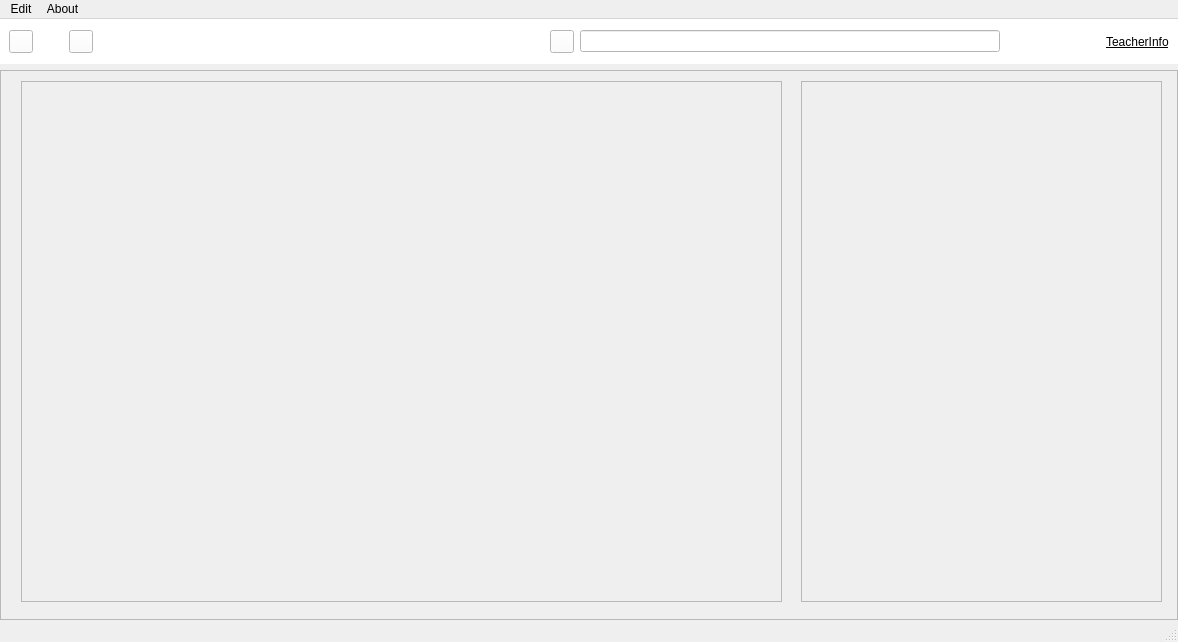
First picture: the form in resources/UI_resources/basicStructure_mainWindow.ui, repository doddodod/GRP17, before the edit.
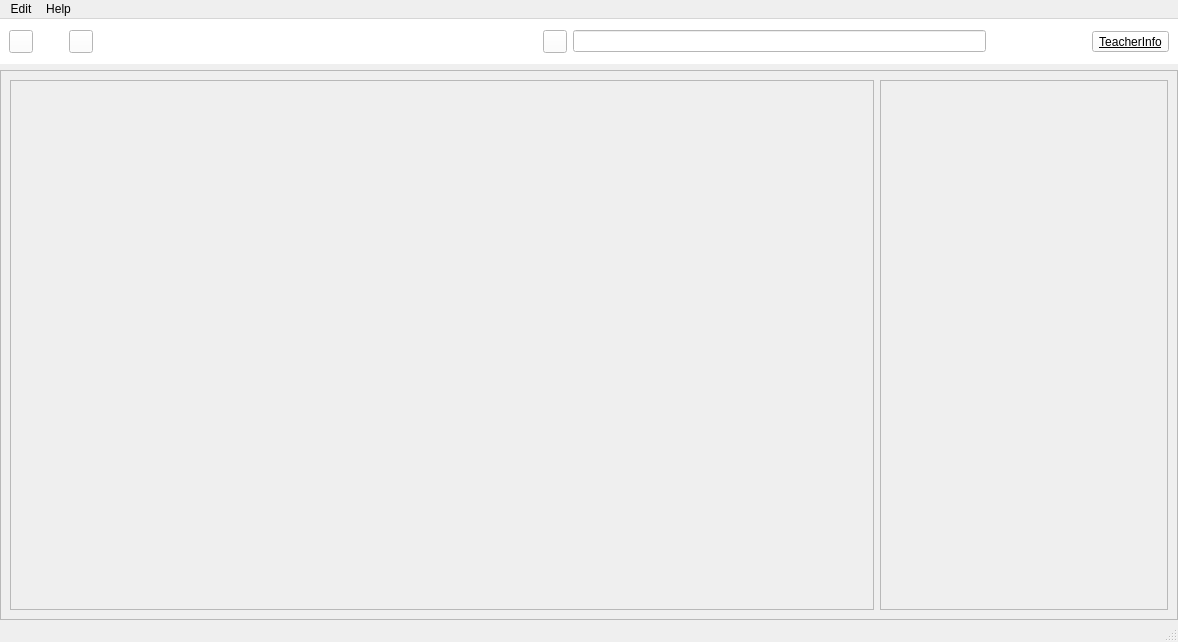
Second picture: the form after the edit. Icons and pictures are not drawn.

```diff
--- a/resources/UI_resources/basicStructure_mainWindow.ui
+++ b/resources/UI_resources/basicStructure_mainWindow.ui
@@ -27,6 +27,57 @@
     <property name="bottomMargin">
      <number>0</number>
     </property>
+    <item row="1" column="0">
+     <widget class="QScrollArea" name="scrollArea">
+      <property name="widgetResizable">
+       <bool>true</bool>
+      </property>
+      <widget class="QWidget" name="scrollAreaWidgetContents">
+       <property name="geometry">
+        <rect>
+         <x>0</x>
+         <y>0</y>
+         <width>1176</width>
+         <height>534</height>
+        </rect>
+       </property>
+       <layout class="QGridLayout" name="gridLayout_3">
+        <item row="0" column="0">
+         <widget class="QFrame" name="frame1">
+          <property name="sizePolicy">
+           <sizepolicy hsizetype="Preferred" vsizetype="Preferred">
+            <horstretch>3</horstretch>
+            <verstretch>0</verstretch>
+           </sizepolicy>
+          </property>
+          <property name="frameShape">
+           <enum>QFrame::StyledPanel</enum>
+          </property>
+          <property name="frameShadow">
+           <enum>QFrame::Raised</enum>
+          </property>
+         </widget>
+        </item>
+        <item row="0" column="1">
+         <widget class="QFrame" name="frame_2">
+          <property name="sizePolicy">
+           <sizepolicy hsizetype="Preferred" vsizetype="Preferred">
+            <horstretch>1</horstretch>
+            <verstretch>0</verstretch>
+           </sizepolicy>
+          </property>
+          <property name="frameShape">
+           <enum>QFrame::StyledPanel</enum>
+          </property>
+          <property name="frameShadow">
+           <enum>QFrame::Raised</enum>
+          </property>
+         </widget>
+        </item>
+       </layout>
+      </widget>
+     </widget>
+    </item>
     <item row="0" column="0">
      <widget class="QWidget" name="widget" native="true">
       <property name="sizePolicy">
@@ -45,17 +96,21 @@
        <property name="bottomMargin">
         <number>11</number>
        </property>
-       <item row="0" column="6">
-        <widget class="QLabel" name="label_2">
-         <property name="font">
-          <font>
-           <underline>true</underline>
-          </font>
+       <item row="0" column="1">
+        <spacer name="horizontalSpacer_2">
+         <property name="orientation">
+          <enum>Qt::Horizontal</enum>
          </property>
-         <property name="text">
-          <string>TeacherInfo</string>
+         <property name="sizeType">
+          <enum>QSizePolicy::Fixed</enum>
          </property>
-        </widget>
+         <property name="sizeHint" stdset="0">
+          <size>
+           <width>30</width>
+           <height>20</height>
+          </size>
+         </property>
+        </spacer>
        </item>
        <item row="0" column="4">
         <layout class="QHBoxLayout" name="horizontalLayout_2">
@@ -119,6 +174,31 @@
          </property>
         </widget>
        </item>
+       <item row="0" column="3">
+        <spacer name="horizontalSpacer">
+         <property name="orientation">
+          <enum>Qt::Horizontal</enum>
+         </property>
+         <property name="sizeHint" stdset="0">
+          <size>
+           <width>438</width>
+           <height>23</height>
+          </size>
+         </property>
+        </spacer>
+       </item>
+       <item row="0" column="6">
+        <widget class="QToolButton" name="toolButton_4">
+         <property name="font">
+          <font>
+           <underline>true</underline>
+          </font>
+         </property>
+         <property name="text">
+          <string>TeacherInfo</string>
+         </property>
+        </widget>
+       </item>
        <item row="0" column="2">
         <widget class="QToolButton" name="toolButton_2">
          <property name="styleSheet">
@@ -148,55 +228,6 @@
       </layout>
      </widget>
     </item>
-    <item row="1" column="0">
-     <widget class="QScrollArea" name="scrollArea">
-      <property name="widgetResizable">
-       <bool>true</bool>
-      </property>
-      <widget class="QWidget" name="scrollAreaWidgetContents">
-       <property name="geometry">
-        <rect>
-         <x>0</x>
-         <y>0</y>
-         <width>1176</width>
-         <height>542</height>
-        </rect>
-       </property>
-       <widget class="QFrame" name="frame">
-        <property name="geometry">
-         <rect>
-          <x>20</x>
-          <y>10</y>
-          <width>761</width>
-          <height>521</height>
-         </rect>
-        </property>
-        <property name="frameShape">
-         <enum>QFrame::StyledPanel</enum>
-        </property>
-        <property name="frameShadow">
-         <enum>QFrame::Raised</enum>
-        </property>
-       </widget>
-       <widget class="QFrame" name="frame_2">
-        <property name="geometry">
-         <rect>
-          <x>800</x>
-          <y>10</y>
-          <width>361</width>
-          <height>521</height>
-         </rect>
-        </property>
-        <property name="frameShape">
-         <enum>QFrame::StyledPanel</enum>
-        </property>
-        <property name="frameShadow">
-         <enum>QFrame::Raised</enum>
-        </property>
-       </widget>
-      </widget>
-     </widget>
-    </item>
    </layout>
   </widget>
   <widget class="QStatusBar" name="statusbar"/>
@@ -206,7 +237,7 @@
      <x>0</x>
      <y>0</y>
      <width>1178</width>
-     <height>22</height>
+     <height>26</height>
     </rect>
    </property>
    <widget class="QMenu" name="menuFile">
@@ -224,7 +255,7 @@
      </rect>
     </property>
     <property name="title">
-     <string>About</string>
+     <string>Help</string>
     </property>
    </widget>
    <addaction name="menuFile"/>
```
Left out of the diff: 171 changed lines with no effect on the pictures.
